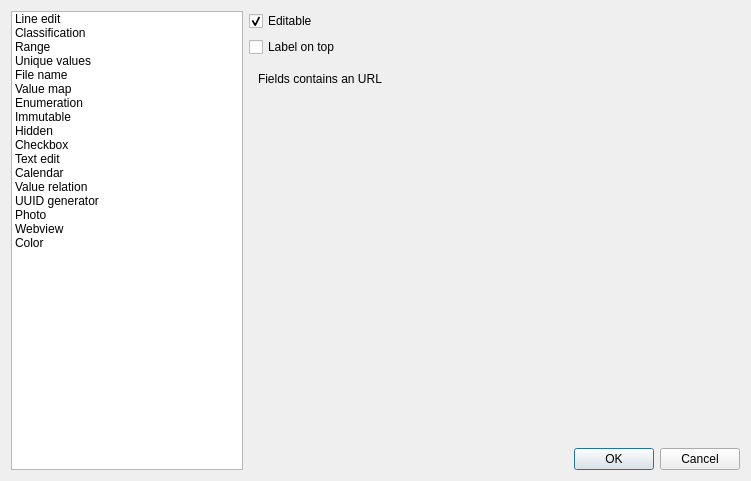
Qt form src/ui/qgsattributetypeedit.ui (carsmie/QGIS) before a commit.
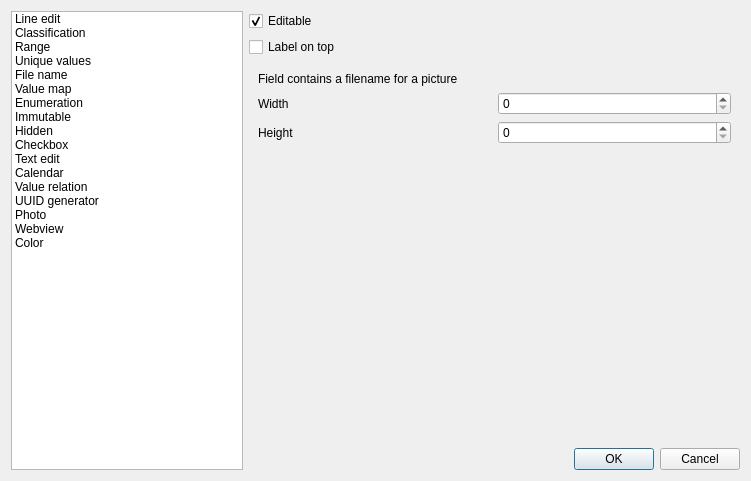
The same form after that commit. The open tabs and pages were chosen to show the change.

Commit message: more edit widget fixes: - handle editable state in drag&drop forms like in automatically generated   forms - allow to set minimum size of webview "edit" widgets.

```diff
--- a/src/ui/qgsattributetypeedit.ui
+++ b/src/ui/qgsattributetypeedit.ui
@@ -844,31 +844,7 @@
        </item>
       </layout>
      </widget>
-     <widget class="QWidget" name="page_2">
-      <layout class="QVBoxLayout" name="verticalLayout">
-       <item>
-        <widget class="QLabel" name="label_14">
-         <property name="text">
-          <string>Fields contains an URL</string>
-         </property>
-        </widget>
-       </item>
-       <item>
-        <spacer name="verticalSpacer_13">
-         <property name="orientation">
-          <enum>Qt::Vertical</enum>
-         </property>
-         <property name="sizeHint" stdset="0">
-          <size>
-           <width>20</width>
-           <height>40</height>
-          </size>
-         </property>
-        </spacer>
-       </item>
-      </layout>
-     </widget>
-     <widget class="QWidget" name="page_3">
+     <widget class="QWidget" name="colorPage">
       <layout class="QVBoxLayout" name="verticalLayout_6">
        <item>
         <widget class="QLabel" name="label_15">
```
Left out of the diff: 8 changed lines with no effect on the pictures. The commit also changes 5 other files.
